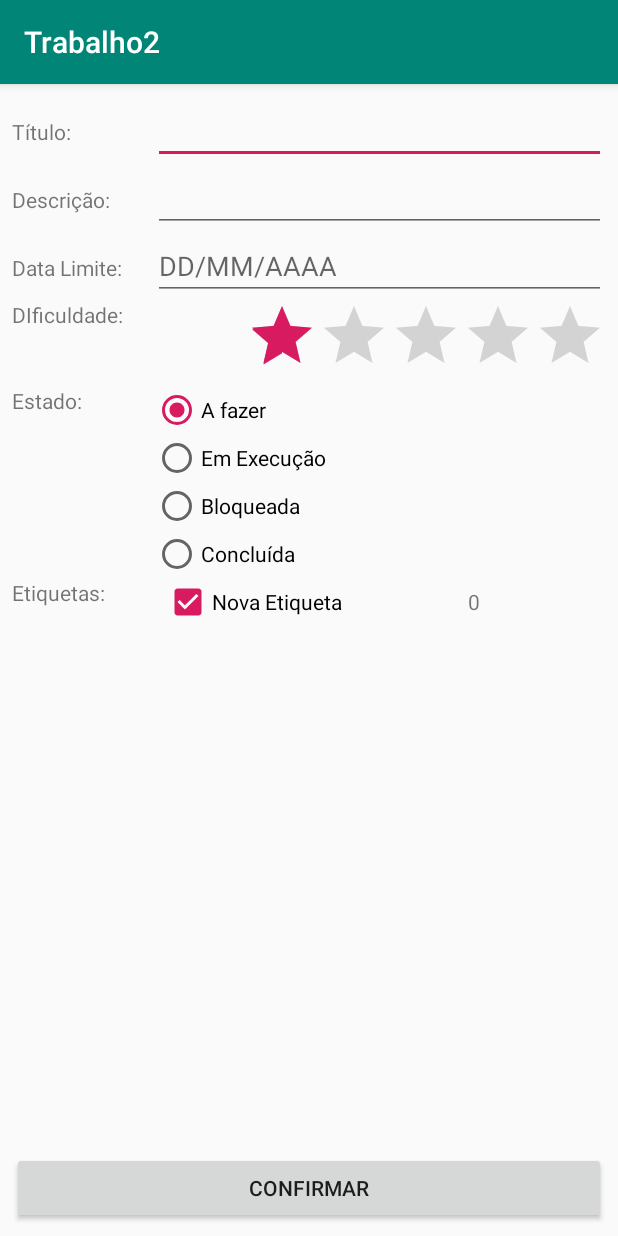
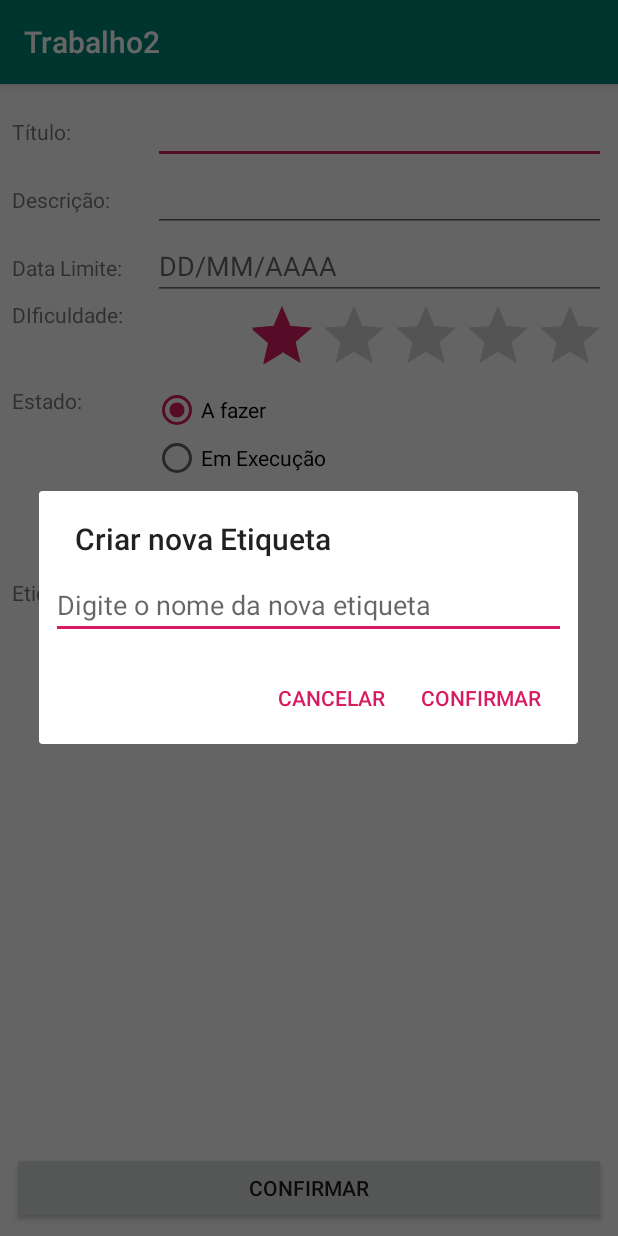
Before and after one commit to ufjf-dcc196/2019-1-dcc196-trb2-raihlima, an Android app: the CriarNovaTarefaActivity screen opened directly, with no data from a screen before it, after a tap on "Nova Etiqueta", on a phone screen of 412 x 824 dp. Run offline under Robolectric (Android 15) with nearby library versions, the phone set to English and light mode, and no system bars.

Commit message:
v 7.5
Ajustes no Recycler view

```diff
--- a/Trabalho2/app/src/main/java/com/example/trabalho2/activities/CriarNovaTarefaActivity.java
+++ b/Trabalho2/app/src/main/java/com/example/trabalho2/activities/CriarNovaTarefaActivity.java
@@ -1,8 +1,10 @@
 package com.example.trabalho2.activities;
 
 import android.app.Activity;
+import android.app.AlertDialog;
 import android.app.DatePickerDialog;
 import android.content.ContentValues;
+import android.content.DialogInterface;
 import android.content.Intent;
 import android.database.Cursor;
 import android.database.sqlite.SQLiteDatabase;
@@ -89,20 +91,18 @@ public class CriarNovaTarefaActivity extends AppCompatActivity {
         recyclerView.setAdapter(etiquetaCriarTarefaAdapter);
         recyclerView.setLayoutManager(new LinearLayoutManager(this));
 
+        dataLimite.setOnClickListener(new View.OnClickListener() {
+            @Override
+            public void onClick(View v) {
+                gerarCalendario();
+            }
+        });
 
         dataLimite.setOnFocusChangeListener(new View.OnFocusChangeListener() {
             @Override
             public void onFocusChange(View v, boolean hasFocus) {
                 if(hasFocus==true){
-                    Calendar calendar = Calendar.getInstance();
-                    int ano = calendar.get(Calendar.YEAR);
-                    int mes = calendar.get(Calendar.MONTH);
-                    int dia = calendar.get(Calendar.DAY_OF_MONTH);
-
-                    DatePickerDialog dateDialog= new DatePickerDialog(CriarNovaTarefaActivity.this,
-                            android.R.style.Theme_Holo_Light_Dialog_MinWidth, mDateSetListener,ano,mes,dia);
-                    dateDialog.getWindow().setBackgroundDrawable(new ColorDrawable(Color.TRANSPARENT));
-                    dateDialog.show();
+                    gerarCalendario();
                 }
             }
         });
@@ -169,15 +169,51 @@ public class CriarNovaTarefaActivity extends AppCompatActivity {
         etiquetaCriarTarefaAdapter.setOnEtiquetaCriarTarefaClickListener(new EtiquetaCriarTarefaAdapter.OnEtiquetaCriarTarefaClickListener() {
             @Override
             public void onEtiquetaCriarTarefaClick(View v, int position) {
-                Toast.makeText(CriarNovaTarefaActivity.this, "Teste", Toast.LENGTH_SHORT).show();
                 if(position==(etiquetaCriarTarefaAdapter.getItemCount()-1)){
-                    Toast.makeText(CriarNovaTarefaActivity.this, "TEste", Toast.LENGTH_SHORT).show();
+                    //Toast.makeText(CriarNovaTarefaActivity.this, "Teste Click Curto", Toast.LENGTH_SHORT).show();
+
+                    //Dialogo de Nova etiqueta
+                    AlertDialog.Builder builder = new AlertDialog.Builder(CriarNovaTarefaActivity.this);
+                    View viewBuilder = getLayoutInflater().inflate(R.layout.nova_etiqueta_dialog_layout,null);
+                    EditText nomeEtiqueta = (EditText) viewBuilder.findViewById(R.id.editNovaEtiqueta);
+                    builder.setPositiveButton("Confirmar", new DialogInterface.OnClickListener() {
+                        @Override
+                        public void onClick(DialogInterface dialog, int which) {
+                            Toast.makeText(CriarNovaTarefaActivity.this,"Etiqueta Criada", Toast.LENGTH_SHORT).show();
+                        }
+                    });
+                    builder.setNegativeButton("Cancelar", new DialogInterface.OnClickListener() {
+                        @Override
+                        public void onClick(DialogInterface dialog, int which) {
+
+                        }
+                    });
+                    builder.setTitle("Criar nova Etiqueta");
+                    builder.setView(viewBuilder);
+                    builder.show();
                 }
+            }
+
+            @Override
+            public void onEtiquetaCriarTarefaLongClick(View v, int position) {
+                Toast.makeText(CriarNovaTarefaActivity.this, "Teste Long Click", Toast.LENGTH_SHORT).show();
             }
         });
     }
 
-    public boolean verificaPreenchimento(){
+    private void gerarCalendario(){
+        Calendar calendar = Calendar.getInstance();
+        int ano = calendar.get(Calendar.YEAR);
+        int mes = calendar.get(Calendar.MONTH);
+        int dia = calendar.get(Calendar.DAY_OF_MONTH);
+
+        DatePickerDialog dateDialog= new DatePickerDialog(CriarNovaTarefaActivity.this,
+                android.R.style.Theme_Holo_Light_Dialog_MinWidth, mDateSetListener,ano,mes,dia);
+        dateDialog.getWindow().setBackgroundDrawable(new ColorDrawable(Color.TRANSPARENT));
+        dateDialog.show();
+    }
+
+    private boolean verificaPreenchimento(){
         if(titulo.getText().toString().equals("")){
             return false;
         } else if(descricao.getText().toString().equals("")){
--- a/Trabalho2/app/src/main/java/com/example/trabalho2/adapter/EtiquetaCriarTarefaAdapter.java
+++ b/Trabalho2/app/src/main/java/com/example/trabalho2/adapter/EtiquetaCriarTarefaAdapter.java
@@ -49,10 +49,8 @@ public class EtiquetaCriarTarefaAdapter extends RecyclerView.Adapter <EtiquetaCr
     public void onBindViewHolder(@NonNull EtiquetaCriarTarefaAdapter.ViewHolder viewHolder, int index) {
         cursor.moveToPosition(index);
         String nome = this.cursor.getString(cursor.getColumnIndex(TarefaContract.EtiquetaDados.COLUMN_NOME));
-        String posicao = Integer.toString(index);
 
         viewHolder.nomeEtiqueta.setText(nome);
-        viewHolder.posicao.setText(posicao);
     }
 
     @Override
@@ -60,22 +58,33 @@ public class EtiquetaCriarTarefaAdapter extends RecyclerView.Adapter <EtiquetaCr
         return this.cursor.getCount();
     }
 
-    public class ViewHolder extends RecyclerView.ViewHolder implements View.OnClickListener {
-        CheckBox nomeEtiqueta;
-        TextView posicao;
+    public class ViewHolder extends RecyclerView.ViewHolder implements View.OnClickListener, View.OnLongClickListener {
+        protected CheckBox nomeEtiqueta;
+        protected TextView posicao;
 
         public ViewHolder(@NonNull View itemView) {
             super(itemView);
             nomeEtiqueta = (CheckBox) itemView.findViewById(R.id.checkBox);
-            posicao = (TextView) itemView.findViewById(R.id.txtPosicaoTeste);
 
             itemView.setOnClickListener(new View.OnClickListener() {
                 @Override
                 public void onClick(View v) {
                     int position = getAdapterPosition();
-                    if(listener!=null){
+                    if (listener != null) {
+                        alteraEstado();
                         listener.onEtiquetaCriarTarefaClick(v, position);
                     }
+                }
+            });
+            itemView.setOnLongClickListener(new View.OnLongClickListener() {
+                @Override
+                public boolean onLongClick(View v) {
+                    int position = getAdapterPosition();
+                    if (listener != null) {
+
+                        listener.onEtiquetaCriarTarefaLongClick(v, position);
+                    }
+                    return true;
                 }
             });
         }
@@ -84,14 +93,34 @@ public class EtiquetaCriarTarefaAdapter extends RecyclerView.Adapter <EtiquetaCr
         public void onClick(View v) {
             int position = getAdapterPosition();
             if(position!=RecyclerView.NO_POSITION){
+
                 listener.onEtiquetaCriarTarefaClick(v,position);
             }
         }
 
 
+        @Override
+        public boolean onLongClick(View v) {
+            int position = getAdapterPosition();
+            if(position!=RecyclerView.NO_POSITION){
+                listener.onEtiquetaCriarTarefaLongClick(v,position);
+            }
+            return false;
+        }
+
+        public void alteraEstado(){
+
+            if(!nomeEtiqueta.isChecked()){
+                nomeEtiqueta.setChecked(true);
+            } else {
+                nomeEtiqueta.setChecked(false);
+            }
+
+        }
     }
 
     public interface OnEtiquetaCriarTarefaClickListener {
         public void onEtiquetaCriarTarefaClick(View v, int position);
+        public void onEtiquetaCriarTarefaLongClick (View v, int position);
     }
 }
--- /dev/null
+++ b/Trabalho2/app/src/main/res/layout/nova_etiqueta_dialog_layout.xml
@@ -0,0 +1,24 @@
+<?xml version="1.0" encoding="utf-8"?>
+<android.support.constraint.ConstraintLayout
+    xmlns:android="http://schemas.android.com/apk/res/android"
+    xmlns:app="http://schemas.android.com/apk/res-auto"
+    xmlns:tools="http://schemas.android.com/tools"
+    android:layout_width="match_parent"
+    android:layout_height="match_parent">
+
+    <EditText
+        android:id="@+id/editNovaEtiqueta"
+        android:layout_width="0dp"
+        android:layout_height="wrap_content"
+        android:layout_marginStart="8dp"
+        android:layout_marginTop="8dp"
+        android:layout_marginEnd="8dp"
+        android:layout_marginBottom="8dp"
+        android:ems="10"
+        android:hint="Digite o nome da nova etiqueta"
+        android:inputType="textPersonName|textCapSentences"
+        app:layout_constraintBottom_toBottomOf="parent"
+        app:layout_constraintEnd_toEndOf="parent"
+        app:layout_constraintStart_toStartOf="parent"
+        app:layout_constraintTop_toTopOf="parent" />
+</android.support.constraint.ConstraintLayout>
--- a/Trabalho2/app/src/main/res/layout/selecionar_etiqueta_layout.xml
+++ b/Trabalho2/app/src/main/res/layout/selecionar_etiqueta_layout.xml
@@ -12,13 +12,7 @@
         android:layout_width="wrap_content"
         android:layout_height="wrap_content"
         android:layout_weight="1"
+        android:clickable="false"
         android:text="CheckBox" />
 
-    <TextView
-        android:id="@+id/txtPosicaoTeste"
-        android:layout_width="wrap_content"
-        android:layout_height="wrap_content"
-        android:layout_weight="1"
-        android:text="TextView" />
-
 </LinearLayout>
```
Also changed, not shown: Trabalho2/app/src/main/java/com/example/trabalho2/activities/GerenciarTarefaActivity.java (+21 -8 lines).
